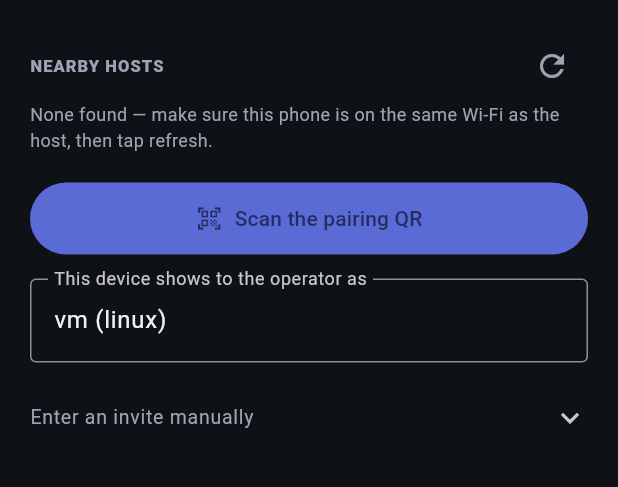
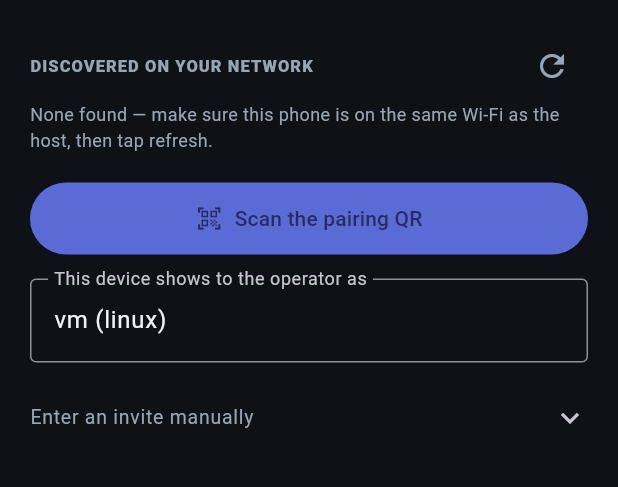
Before and after one commit to First-Pavilion/selahcue, a Flutter app: the screen it shows after launch, on a phone screen of 412 x 824 dp, the part 224-711 px from its top. Run offline on Flutter 3.47's test engine with Material 3 defaults, Android fonts, the phone set to English and light mode, and no system bars; our stand-ins replace flutter_secure_storage, multicast_dns; missing offline and left inert: mobile_scanner.

Commit message:
feat(mobile): align Connect discovery header to v2 (Discovered on your network) (86ajxuf5j)
Presentation-only; pairing/fingerprint-confirm flow untouched.

Co-Authored-By: Claude Opus 4.8 (1M context) <noreply@anthropic.com>

```diff
--- a/implementation/mobile/selahcue_controller/lib/views/pairing_view.dart
+++ b/implementation/mobile/selahcue_controller/lib/views/pairing_view.dart
@@ -215,7 +215,7 @@ class _PairingViewState extends State<PairingView> {
                     Row(
                       children: [
                         const Expanded(
-                          child: Text('NEARBY HOSTS',
+                          child: Text('DISCOVERED ON YOUR NETWORK',
                               style: TextStyle(
                                   fontSize: 11,
                                   fontWeight: FontWeight.w800,
```
